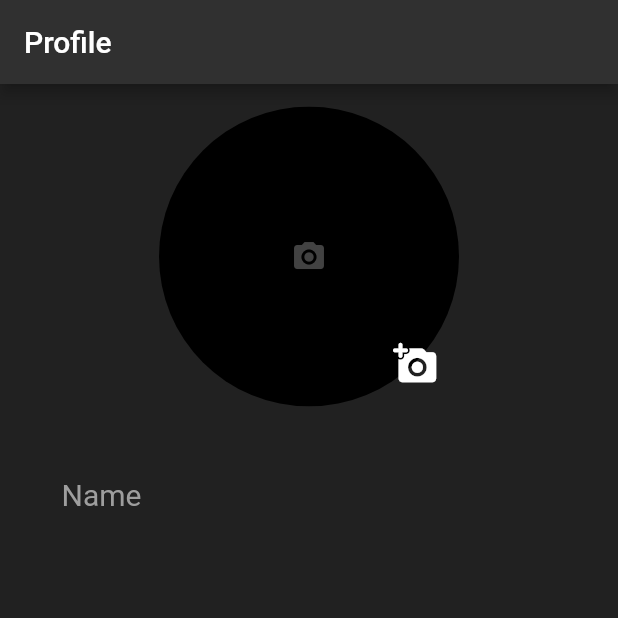
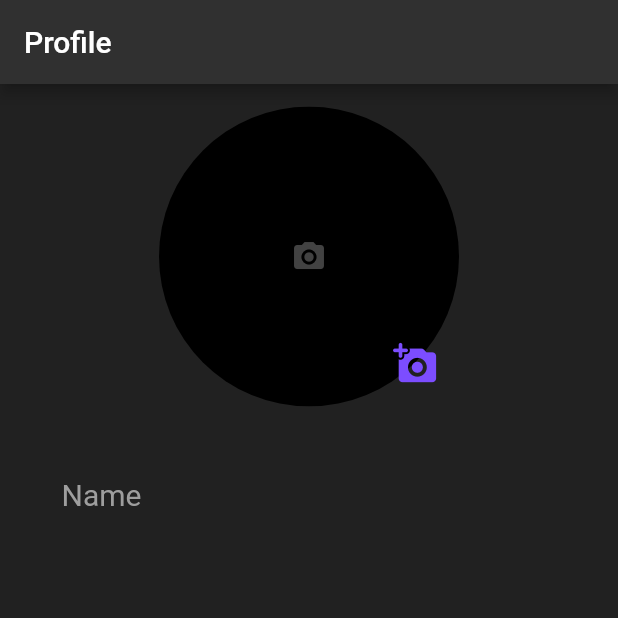
Before and after one commit to HarshalY6/Profile, a Flutter app: the screen it shows after launch, on a phone screen of 412 x 824 dp, the top half of it. Run offline on Flutter 3.47's test engine with Material 2 defaults, Android fonts, the phone set to English and light mode, and no system bars; our stand-ins replace image_picker.

Commit message:
New Changes

```diff
--- a/lib/main.dart
+++ b/lib/main.dart
@@ -55,28 +55,26 @@ class _MyHomePageState extends State<MyHomePage> {
               height: 200,
               child: Stack(
                 children: <Widget>[
-                  Center(
-                      child: ClipOval(
+                  ClipOval(
                       child: ima != null
                           ? Image.file(ima,
                               width: 200.0, height: 200.0, fit: BoxFit.fill)
                           : Container(
-                                  decoration:
-                                      BoxDecoration(color: Colors.black),
+                              decoration: BoxDecoration(color: Colors.black),
                               width: 200,
                               height: 200,
                               child: Icon(
                                 Icons.camera_alt,
                                 color: Colors.grey[800],
                               ),
-                                ))),
+                            )),
                   Container(
                     padding: const EdgeInsets.all(5.0),
                     alignment: Alignment.bottomRight,
                     child: IconButton(
                       icon: const Icon(
                         Icons.add_a_photo_rounded,
-                        color: Colors.white,
+                        color: Colors.deepPurpleAccent,
                         size: 30.0,
                       ),
                       onPressed: () async {
```
Lines whose indentation alone changed are shown as unchanged.
